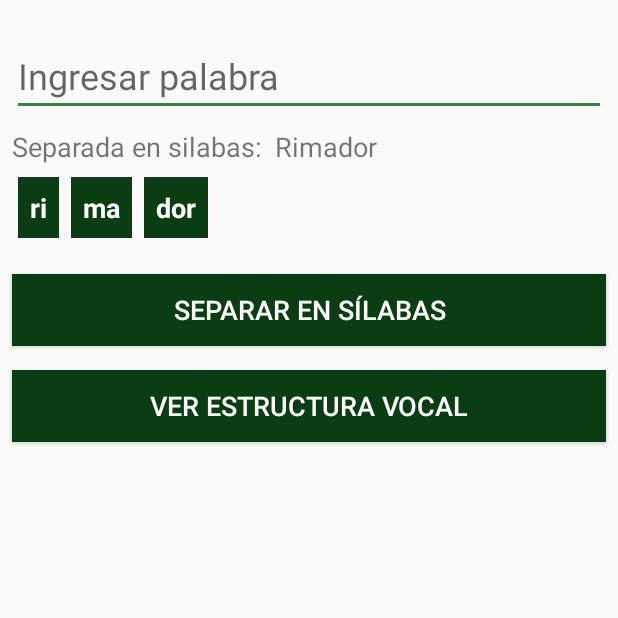
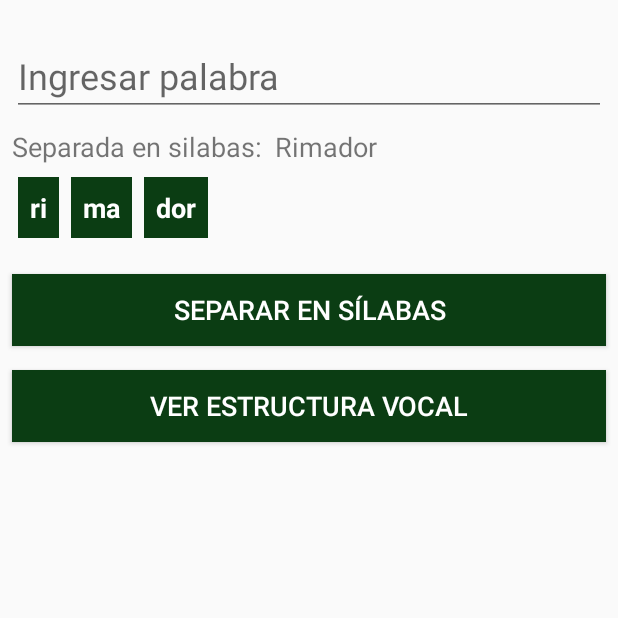
Before and after one commit to lutialberto/Rimador, an Android app: the screen it shows after launch (SeparateWordActivity), on a phone screen of 412 x 824 dp, the top half of it. Run offline under Robolectric (Android 15) with nearby library versions, the phone set to English and light mode, and no system bars.

Commit message:
disable focus on enterWordText

```diff
--- a/app/src/main/java/com/example/betom/rimador/utilities/Constants.kt
+++ b/app/src/main/java/com/example/betom/rimador/utilities/Constants.kt
@@ -6,13 +6,11 @@ const val END_OF_WORD_DELIMITER = " "
 
 /*informacion sobre constantes de la clase palabra*/
 const val NO_ERRORS = ""
-const val CANT_BE_SEPARATED = ""
 
 /*mensajes separando en syllables*/
 const val ERROR_WORD_WITHOUT_VOCALS = "No existen palabras sin vocales"
 const val ERROR_UNKNOWN_SYMBOL = "Word con simbolos no permitidos -> "
-const val ERROR_EMPTY_WORD = "Word vacia"
-const val DIVIDE_SYLLABLES_SYMBOL = "-"
+const val ERROR_EMPTY_WORD = "Palabra vacia"
 
 /*mensajes syllables tonica o con tilde*/
 const val ERROR_TO_MANY_ACCENT_MARKS = "No puede haber mas de una vocal con tilde por palabra"
--- a/app/src/main/res/layout/activity_separate_word.xml
+++ b/app/src/main/res/layout/activity_separate_word.xml
@@ -5,7 +5,9 @@
     android:layout_width="match_parent"
     android:layout_height="match_parent"
     tools:context=".controllers.SeparateWordActivity"
-    tools:layout_editor_absoluteY="25dp">
+    tools:layout_editor_absoluteY="25dp"
+    android:focusable="true"
+    android:focusableInTouchMode="true">
 
     <Button
         android:id="@+id/separateSyllablesButton"
```
